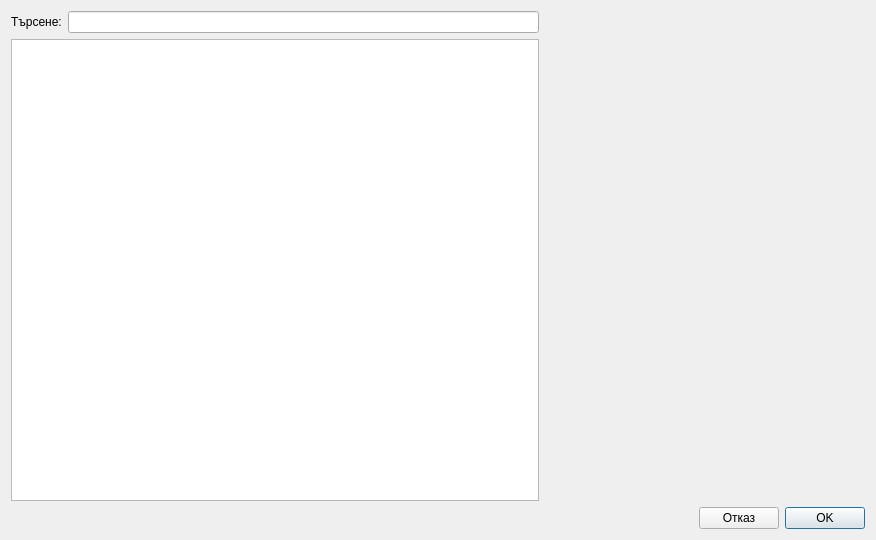
thefinalcutbg/DinoDent, file src/View/Widgets/ProcedureDialog.ui: the form before one commit.
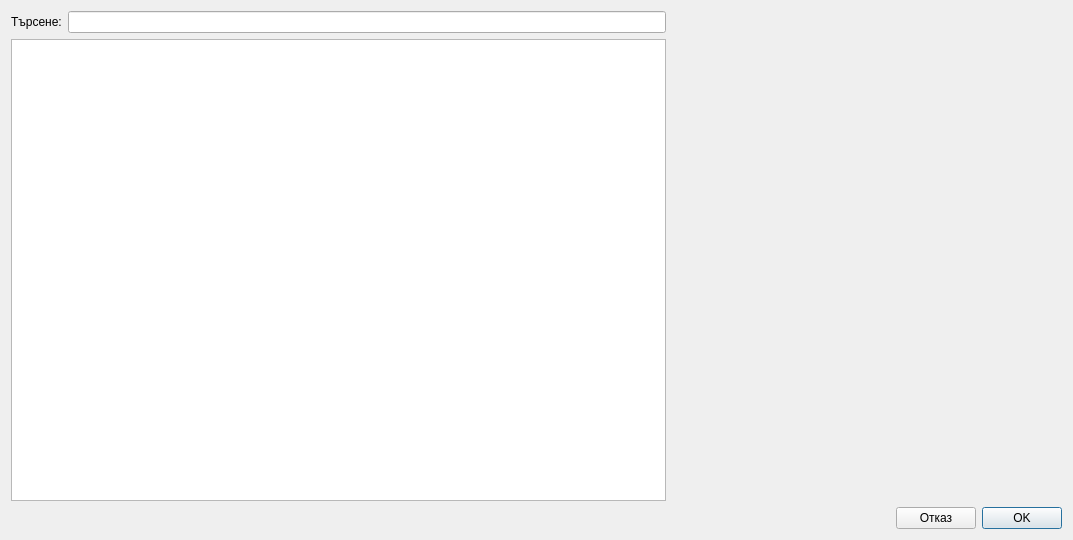
The form after the commit. Custom widgets are drawn as their Qt base class.

Commit message: macos universal build options fix

```diff
--- a/src/View/Widgets/ProcedureDialog.ui
+++ b/src/View/Widgets/ProcedureDialog.ui
@@ -6,7 +6,7 @@
    <rect>
     <x>0</x>
     <y>0</y>
-    <width>876</width>
+    <width>1073</width>
     <height>540</height>
    </rect>
   </property>
@@ -63,13 +63,13 @@
            </property>
            <property name="minimumSize">
             <size>
-             <width>320</width>
+             <width>390</width>
              <height>400</height>
             </size>
            </property>
            <property name="maximumSize">
             <size>
-             <width>320</width>
+             <width>390</width>
              <height>16777215</height>
             </size>
            </property>
```
The commit also changes 1 other file.
